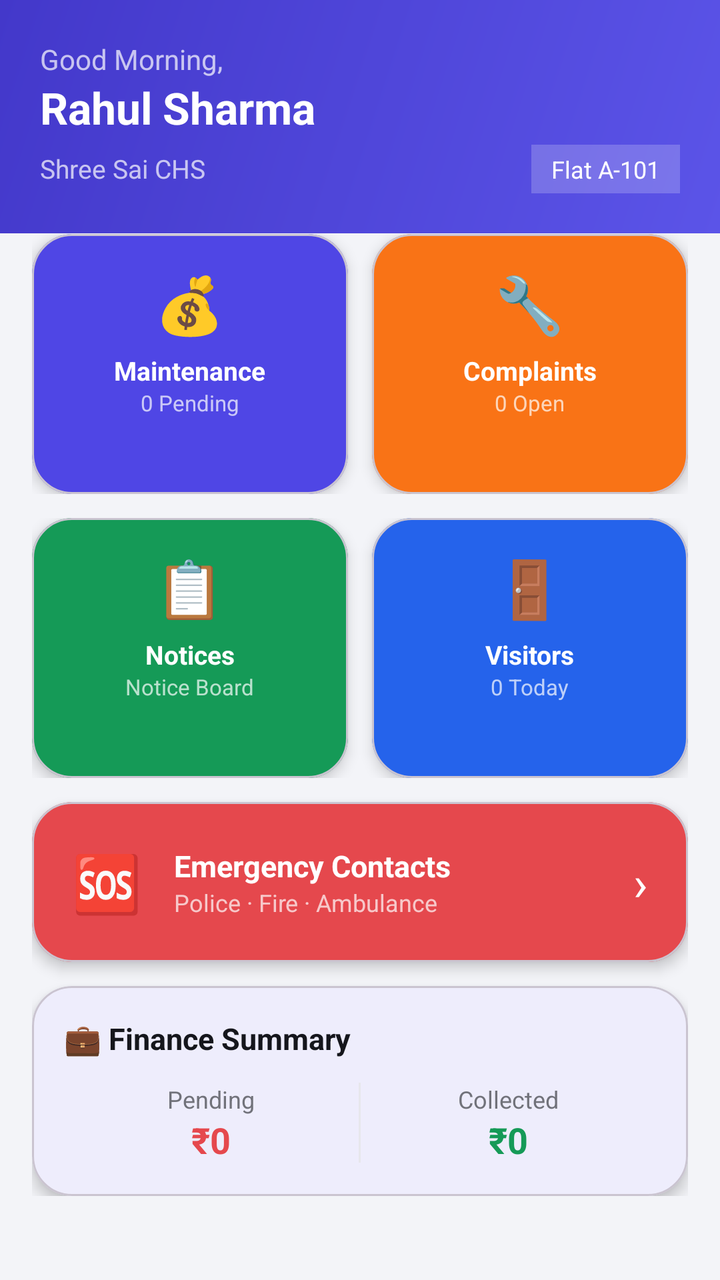
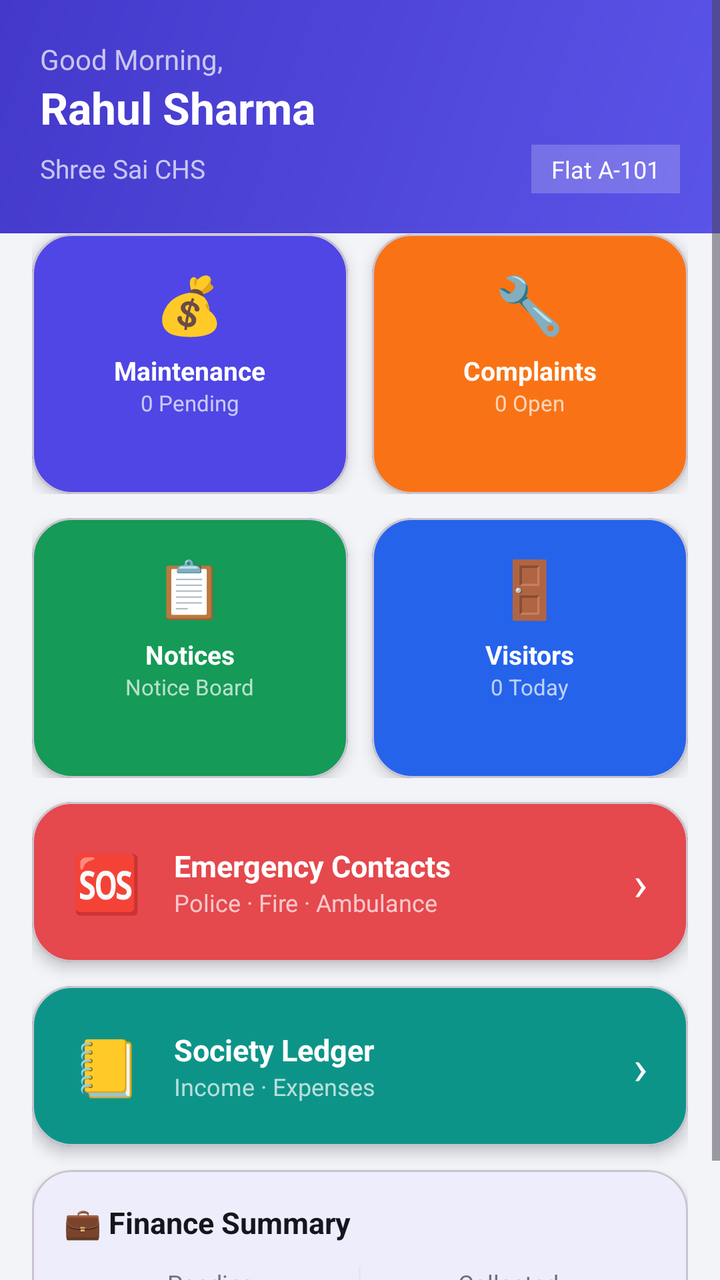

The first picture is an Android layout as it rendered before a commit; the second is the same layout after the commit. The layout source and the unified diff follow.
<!-- AndroidManifest.xml: application theme Theme.SocietyConnect -->
<!-- res/layout/fragment_dashboard.xml -->
<?xml version="1.0" encoding="utf-8"?>
<ScrollView xmlns:android="http://schemas.android.com/apk/res/android"
    xmlns:app="http://schemas.android.com/apk/res-auto"
    android:layout_width="match_parent"
    android:layout_height="match_parent"
    android:background="@color/background">

    <LinearLayout
        android:layout_width="match_parent"
        android:layout_height="wrap_content"
        android:orientation="vertical">

        
        <LinearLayout
            android:layout_width="match_parent"
            android:layout_height="wrap_content"
            android:background="@drawable/bg_gradient_primary"
            android:orientation="vertical"
            android:padding="20dp"
            android:paddingBottom="32dp">

            <TextView
                android:id="@+id/tvGreeting"
                android:layout_width="wrap_content"
                android:layout_height="wrap_content"
                android:text="Good Morning,"
                android:textColor="#B3FFFFFF"
                android:textSize="14sp" />

            <TextView
                android:id="@+id/tvName"
                android:layout_width="wrap_content"
                android:layout_height="wrap_content"
                android:text="Rahul Sharma"
                android:textColor="@color/white"
                android:textSize="22sp"
                android:textStyle="bold" />

            <LinearLayout
                android:layout_width="match_parent"
                android:layout_height="wrap_content"
                android:layout_marginTop="4dp"
                android:orientation="horizontal">

                <TextView
                    android:id="@+id/tvSociety"
                    android:layout_width="0dp"
                    android:layout_height="wrap_content"
                    android:layout_weight="1"
                    android:text="Shree Sai CHS"
                    android:textColor="#B3FFFFFF"
                    android:textSize="13sp" />

                <TextView
                    android:id="@+id/tvRole"
                    android:layout_width="wrap_content"
                    android:layout_height="wrap_content"
                    android:background="#33FFFFFF"
                    android:paddingHorizontal="10dp"
                    android:paddingVertical="4dp"
                    android:text="Flat A-101"
                    android:textColor="@color/white"
                    android:textSize="12sp" />
            </LinearLayout>
        </LinearLayout>

        
        <LinearLayout
            android:layout_width="match_parent"
            android:layout_height="wrap_content"
            android:orientation="vertical"
            android:padding="16dp"
            android:layout_marginTop="-16dp">

            
            <LinearLayout
                android:layout_width="match_parent"
                android:layout_height="wrap_content"
                android:orientation="horizontal"
                android:layout_marginBottom="12dp">

                <com.google.android.material.card.MaterialCardView
                    android:id="@+id/cardMaintenance"
                    android:layout_width="0dp"
                    android:layout_height="130dp"
                    android:layout_weight="1"
                    android:layout_marginEnd="6dp"
                    app:cardBackgroundColor="@color/card_maintenance"
                    app:cardCornerRadius="20dp"
                    app:cardElevation="4dp">
                    <LinearLayout
                        android:layout_width="match_parent"
                        android:layout_height="match_parent"
                        android:orientation="vertical"
                        android:padding="16dp"
                        android:gravity="center_horizontal">
                        <TextView android:layout_width="wrap_content" android:layout_height="wrap_content"
                            android:text="💰" android:textSize="28sp" />
                        <TextView android:layout_width="wrap_content" android:layout_height="wrap_content"
                            android:text="Maintenance" android:textColor="@color/white"
                            android:textSize="13sp" android:textStyle="bold" android:layout_marginTop="6dp"/>
                        <TextView android:id="@+id/tvPendingCount"
                            android:layout_width="wrap_content" android:layout_height="wrap_content"
                            android:text="0 Pending" android:textColor="#B3FFFFFF" android:textSize="11sp"/>
                    </LinearLayout>
                </com.google.android.material.card.MaterialCardView>

                <com.google.android.material.card.MaterialCardView
                    android:id="@+id/cardComplaints"
                    android:layout_width="0dp"
                    android:layout_height="130dp"
                    android:layout_weight="1"
                    android:layout_marginStart="6dp"
                    app:cardBackgroundColor="@color/card_complaints"
                    app:cardCornerRadius="20dp"
                    app:cardElevation="4dp">
                    <LinearLayout
                        android:layout_width="match_parent"
                        android:layout_height="match_parent"
                        android:orientation="vertical"
                        android:padding="16dp"
                        android:gravity="center_horizontal">
                        <TextView android:layout_width="wrap_content" android:layout_height="wrap_content"
                            android:text="🔧" android:textSize="28sp" />
                        <TextView android:layout_width="wrap_content" android:layout_height="wrap_content"
                            android:text="Complaints" android:textColor="@color/white"
                            android:textSize="13sp" android:textStyle="bold" android:layout_marginTop="6dp"/>
                        <TextView android:id="@+id/tvComplaintsCount"
                            android:layout_width="wrap_content" android:layout_height="wrap_content"
                            android:text="0 Open" android:textColor="#B3FFFFFF" android:textSize="11sp"/>
                    </LinearLayout>
                </com.google.android.material.card.MaterialCardView>
            </LinearLayout>

            
            <LinearLayout
                android:layout_width="match_parent"
                android:layout_height="wrap_content"
                android:orientation="horizontal"
                android:layout_marginBottom="12dp">

                <com.google.android.material.card.MaterialCardView
                    android:id="@+id/cardNotices"
                    android:layout_width="0dp"
                    android:layout_height="130dp"
                    android:layout_weight="1"
                    android:layout_marginEnd="6dp"
                    app:cardBackgroundColor="@color/card_notices"
                    app:cardCornerRadius="20dp"
                    app:cardElevation="4dp">
                    <LinearLayout
                        android:layout_width="match_parent"
                        android:layout_height="match_parent"
                        android:orientation="vertical"
                        android:padding="16dp"
                        android:gravity="center_horizontal">
                        <TextView android:layout_width="wrap_content" android:layout_height="wrap_content"
                            android:text="📋" android:textSize="28sp" />
                        <TextView android:layout_width="wrap_content" android:layout_height="wrap_content"
                            android:text="Notices" android:textColor="@color/white"
                            android:textSize="13sp" android:textStyle="bold" android:layout_marginTop="6dp"/>
                        <TextView android:layout_width="wrap_content" android:layout_height="wrap_content"
                            android:text="Notice Board" android:textColor="#B3FFFFFF" android:textSize="11sp"/>
                    </LinearLayout>
                </com.google.android.material.card.MaterialCardView>

                <com.google.android.material.card.MaterialCardView
                    android:id="@+id/cardVisitors"
                    android:layout_width="0dp"
                    android:layout_height="130dp"
                    android:layout_weight="1"
                    android:layout_marginStart="6dp"
                    app:cardBackgroundColor="@color/card_visitors"
                    app:cardCornerRadius="20dp"
                    app:cardElevation="4dp">
                    <LinearLayout
                        android:layout_width="match_parent"
                        android:layout_height="match_parent"
                        android:orientation="vertical"
                        android:padding="16dp"
                        android:gravity="center_horizontal">
                        <TextView android:layout_width="wrap_content" android:layout_height="wrap_content"
                            android:text="🚪" android:textSize="28sp" />
                        <TextView android:layout_width="wrap_content" android:layout_height="wrap_content"
                            android:text="Visitors" android:textColor="@color/white"
                            android:textSize="13sp" android:textStyle="bold" android:layout_marginTop="6dp"/>
                        <TextView android:id="@+id/tvVisitorsCount"
                            android:layout_width="wrap_content" android:layout_height="wrap_content"
                            android:text="0 Today" android:textColor="#B3FFFFFF" android:textSize="11sp"/>
                    </LinearLayout>
                </com.google.android.material.card.MaterialCardView>
            </LinearLayout>

            
            <com.google.android.material.card.MaterialCardView
                android:id="@+id/cardEmergency"
                android:layout_width="match_parent"
                android:layout_height="80dp"
                android:layout_marginBottom="12dp"
                app:cardBackgroundColor="@color/card_emergency"
                app:cardCornerRadius="20dp"
                app:cardElevation="4dp">
                <LinearLayout
                    android:layout_width="match_parent"
                    android:layout_height="match_parent"
                    android:orientation="horizontal"
                    android:paddingHorizontal="20dp"
                    android:gravity="center_vertical">
                    <TextView android:layout_width="wrap_content" android:layout_height="wrap_content"
                        android:text="🆘" android:textSize="28sp" />
                    <LinearLayout
                        android:layout_width="0dp"
                        android:layout_height="wrap_content"
                        android:layout_weight="1"
                        android:orientation="vertical"
                        android:layout_marginStart="16dp">
                        <TextView android:layout_width="wrap_content" android:layout_height="wrap_content"
                            android:text="Emergency Contacts" android:textColor="@color/white"
                            android:textSize="15sp" android:textStyle="bold"/>
                        <TextView android:layout_width="wrap_content" android:layout_height="wrap_content"
                            android:text="Police · Fire · Ambulance" android:textColor="#B3FFFFFF"
                            android:textSize="12sp"/>
                    </LinearLayout>
                    <TextView android:layout_width="wrap_content" android:layout_height="wrap_content"
                        android:text="›" android:textColor="@color/white" android:textSize="24sp"/>
                </LinearLayout>
            </com.google.android.material.card.MaterialCardView>

            
            <com.google.android.material.card.MaterialCardView
                android:id="@+id/cardSummary"
                android:layout_width="match_parent"
                android:layout_height="wrap_content"
                app:cardCornerRadius="20dp"
                app:cardElevation="4dp"
                app:cardBackgroundColor="@color/white">
                <LinearLayout
                    android:layout_width="match_parent"
                    android:layout_height="wrap_content"
                    android:orientation="vertical"
                    android:padding="16dp">
                    <TextView android:layout_width="wrap_content" android:layout_height="wrap_content"
                        android:text="💼 Finance Summary" android:textColor="@color/text_primary"
                        android:textSize="15sp" android:textStyle="bold" android:layout_marginBottom="12dp"/>
                    <LinearLayout android:layout_width="match_parent" android:layout_height="wrap_content"
                        android:orientation="horizontal">
                        <LinearLayout android:layout_width="0dp" android:layout_height="wrap_content"
                            android:layout_weight="1" android:orientation="vertical" android:gravity="center">
                            <TextView android:id="@+id/tvPendingLabel"
                                android:layout_width="wrap_content" android:layout_height="wrap_content"
                                android:text="Pending" android:textColor="@color/text_secondary" android:textSize="12sp"/>
                            <TextView android:id="@+id/tvPendingAmount"
                                android:layout_width="wrap_content" android:layout_height="wrap_content"
                                android:text="₹0" android:textColor="@color/status_pending"
                                android:textSize="18sp" android:textStyle="bold"/>
                        </LinearLayout>
                        <View android:layout_width="1dp" android:layout_height="40dp" android:background="@color/divider"/>
                        <LinearLayout android:layout_width="0dp" android:layout_height="wrap_content"
                            android:layout_weight="1" android:orientation="vertical" android:gravity="center">
                            <TextView android:layout_width="wrap_content" android:layout_height="wrap_content"
                                android:text="Collected" android:textColor="@color/text_secondary" android:textSize="12sp"/>
                            <TextView android:id="@+id/tvCollectedDash"
                                android:layout_width="wrap_content" android:layout_height="wrap_content"
                                android:text="₹0" android:textColor="@color/status_paid"
                                android:textSize="18sp" android:textStyle="bold"/>
                        </LinearLayout>
                    </LinearLayout>
                </LinearLayout>
            </com.google.android.material.card.MaterialCardView>

            
            <com.google.android.material.card.MaterialCardView
                android:id="@+id/cardManageSociety"
                android:layout_width="match_parent"
                android:layout_height="wrap_content"
                android:layout_marginTop="12dp"
                android:visibility="gone"
                app:cardCornerRadius="20dp"
                app:cardElevation="4dp"
                app:cardBackgroundColor="@color/white">
                <LinearLayout
                    android:layout_width="match_parent"
                    android:layout_height="wrap_content"
                    android:orientation="vertical"
                    android:padding="16dp">
                    <TextView android:layout_width="wrap_content" android:layout_height="wrap_content"
                        android:text="⚙️ Manage Society" android:textColor="@color/text_primary"
                        android:textSize="15sp" android:textStyle="bold" android:layout_marginBottom="12dp"/>
                    <LinearLayout android:layout_width="match_parent" android:layout_height="wrap_content"
                        android:orientation="horizontal">
                        <com.google.android.material.button.MaterialButton
                            android:id="@+id/btnGoSubscription"
                            android:layout_width="0dp" android:layout_height="wrap_content"
                            android:layout_weight="1" android:layout_marginEnd="6dp"
                            android:text="@string/subscription" android:textSize="11sp"
                            style="@style/Widget.Material3.Button.OutlinedButton"/>
                        <com.google.android.material.button.MaterialButton
                            android:id="@+id/btnGoInvite"
                            android:layout_width="0dp" android:layout_height="wrap_content"
                            android:layout_weight="1" android:layout_marginHorizontal="6dp"
                            android:text="@string/invite_members" android:textSize="11sp"
                            style="@style/Widget.Material3.Button.OutlinedButton"/>
                        <com.google.android.material.button.MaterialButton
                            android:id="@+id/btnGoMembers"
                            android:layout_width="0dp" android:layout_height="wrap_content"
                            android:layout_weight="1" android:layout_marginStart="6dp"
                            android:text="@string/members" android:textSize="11sp"
                            style="@style/Widget.Material3.Button.OutlinedButton"/>
                    </LinearLayout>
                </LinearLayout>
            </com.google.android.material.card.MaterialCardView>

        </LinearLayout>
    </LinearLayout>
</ScrollView>
<!-- resources referenced by this layout -->
<resources>
  <color name="background">#F3F4F8</color>
  <color name="card_complaints">#F97316</color>
  <color name="card_emergency">#E5484D</color>
  <color name="card_maintenance">#4F46E5</color>
  <color name="card_notices">#159A57</color>
  <color name="card_visitors">#2563EB</color>
  <color name="divider">#E7E7EC</color>
  <color name="status_paid">#159A57</color>
  <color name="status_pending">#E5484D</color>
  <color name="text_primary">#15161C</color>
  <color name="text_secondary">#71727A</color>
  <color name="white">#FFFFFF</color>
  <!-- drawable bg_gradient_primary (drawable) -->
  <?xml version="1.0" encoding="utf-8"?>
  <shape xmlns:android="http://schemas.android.com/apk/res/android">
      <gradient
          android:type="linear"
          android:angle="135"
          android:startColor="@color/primary_gradient_start"
          android:endColor="@color/primary_gradient_end" />
  </shape>
  <string name="invite_members">Invite Members</string>
  <string name="members">Members</string>
  <string name="subscription">Subscription</string>
  <style name="Theme.SocietyConnect" parent="Theme.Material3.Light.NoActionBar">
          <item name="colorPrimary">@color/primary</item>
          <item name="colorPrimaryVariant">@color/primary_dark</item>
          <item name="colorOnPrimary">@color/white</item>
          <item name="colorSecondary">@color/secondary</item>
          <item name="colorOnSecondary">@color/white</item>
          <item name="android:colorBackground">@color/background</item>
          <item name="colorSurface">@color/surface</item>
          <item name="android:statusBarColor">@color/primary_dark</item>
          <item name="android:navigationBarColor">@color/white</item>
      </style>
  <color name="primary_gradient_start">#5B54E8</color>
  <color name="primary_gradient_end">#4338CA</color>
  <color name="primary">#4F46E5</color>
  <color name="primary_dark">#3B2FAE</color>
  <color name="secondary">#F97316</color>
  <color name="surface">#FFFFFF</color>
</resources>

<!-- the commit's change to res/layout/fragment_dashboard.xml (unified diff, before → after) -->
@@ -219,6 +219,43 @@
                             android:textSize="15sp" android:textStyle="bold"/>
                         <TextView android:layout_width="wrap_content" android:layout_height="wrap_content"
                             android:text="Police · Fire · Ambulance" android:textColor="#B3FFFFFF"
+                            android:textSize="12sp"/>
+                    </LinearLayout>
+                    <TextView android:layout_width="wrap_content" android:layout_height="wrap_content"
+                        android:text="›" android:textColor="@color/white" android:textSize="24sp"/>
+                </LinearLayout>
+            </com.google.android.material.card.MaterialCardView>
+
+            
+            <com.google.android.material.card.MaterialCardView
+                android:id="@+id/cardLedger"
+                android:layout_width="match_parent"
+                android:layout_height="80dp"
+                android:layout_marginBottom="12dp"
+                android:clickable="true"
+                android:foreground="?attr/selectableItemBackground"
+                app:cardBackgroundColor="@color/card_ledger"
+                app:cardCornerRadius="20dp"
+                app:cardElevation="4dp">
+                <LinearLayout
+                    android:layout_width="match_parent"
+                    android:layout_height="match_parent"
+                    android:orientation="horizontal"
+                    android:paddingHorizontal="20dp"
+                    android:gravity="center_vertical">
+                    <TextView android:layout_width="wrap_content" android:layout_height="wrap_content"
+                        android:text="📒" android:textSize="28sp" />
+                    <LinearLayout
+                        android:layout_width="0dp"
+                        android:layout_height="wrap_content"
+                        android:layout_weight="1"
+                        android:orientation="vertical"
+                        android:layout_marginStart="16dp">
+                        <TextView android:layout_width="wrap_content" android:layout_height="wrap_content"
+                            android:text="Society Ledger" android:textColor="@color/white"
+                            android:textSize="15sp" android:textStyle="bold"/>
+                        <TextView android:layout_width="wrap_content" android:layout_height="wrap_content"
+                            android:text="Income · Expenses" android:textColor="#B3FFFFFF"
                             android:textSize="12sp"/>
                     </LinearLayout>
                     <TextView android:layout_width="wrap_content" android:layout_height="wrap_content"
<!-- resource entries referenced after the edit -->
@@ -3,6 +3,7 @@
   <color name="background">#F3F4F8</color>
   <color name="card_complaints">#F97316</color>
   <color name="card_emergency">#E5484D</color>
+  <color name="card_ledger">#0D9488</color>
   <color name="card_maintenance">#4F46E5</color>
   <color name="card_notices">#159A57</color>
   <color name="card_visitors">#2563EB</color>
